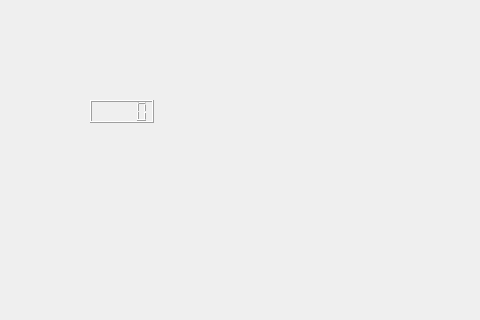
Dimitil/VKR, file mainwindow.ui: the form before one commit; both pictures show x 0 to 480 and y 0 to 320 of the 800 by 600 pixel window.
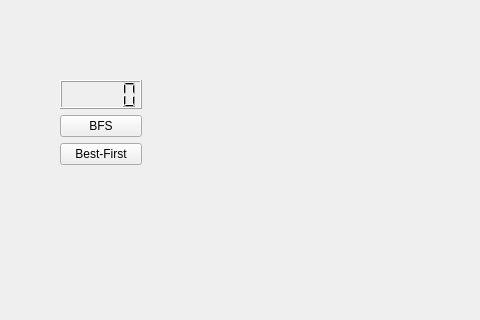
The form after the commit. Custom widgets are drawn as their Qt base class.

Commit message: realized best-first search

The edit to the form file:
```diff
--- a/mainwindow.ui
+++ b/mainwindow.ui
@@ -24,15 +24,34 @@
      </rect>
     </property>
    </widget>
-   <widget class="QLCDNumber" name="scoreDisplay">
+   <widget class="QWidget" name="">
     <property name="geometry">
      <rect>
-      <x>90</x>
-      <y>100</y>
-      <width>64</width>
-      <height>23</height>
+      <x>60</x>
+      <y>80</y>
+      <width>82</width>
+      <height>85</height>
      </rect>
     </property>
+    <layout class="QVBoxLayout" name="verticalLayout">
+     <item>
+      <widget class="QLCDNumber" name="scoreDisplay"/>
+     </item>
+     <item>
+      <widget class="QPushButton" name="bfsPushButton">
+       <property name="text">
+        <string>BFS</string>
+       </property>
+      </widget>
+     </item>
+     <item>
+      <widget class="QPushButton" name="bestFirstPushButton">
+       <property name="text">
+        <string>Best-First</string>
+       </property>
+      </widget>
+     </item>
+    </layout>
    </widget>
   </widget>
   <widget class="QMenuBar" name="menubar">
```
The commit also changes 7 other files.
